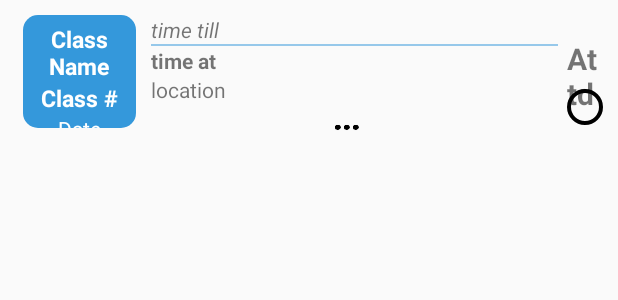
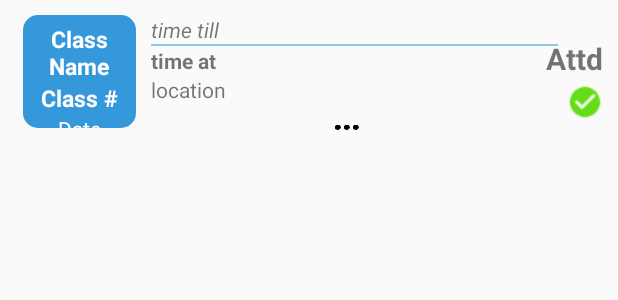
Before and after one commit to Kly4/Iuvo, an Android app: the layout row_layout.xml on its own in the app's theme, with its tools: preview values and no code run, on a phone screen of 412 x 824 dp. Shown: the top 300 px of the screen. Run offline under Robolectric (Android 15) with nearby library versions, the phone set to English and light mode, and no system bars.

Commit message:
button xml

```diff
--- a/app/src/main/java/com/iuvo/iuvo/MainActivity.java
+++ b/app/src/main/java/com/iuvo/iuvo/MainActivity.java
@@ -110,6 +110,7 @@ public class MainActivity extends ActionBarActivity {
                 attendance = (TextView) convertView.findViewById(R.id.attendance);
                 Event item = realmResults.get(position);
                 checkbox.setTag(item);
+                checkbox.setChecked(item.isCheckState());
             }
         }
 
@@ -135,8 +136,12 @@ public class MainActivity extends ActionBarActivity {
                         Event item = (Event) button.getTag();
                         if(isChecked){
                             item.setNumAttendees(item.getNumAttendees() + 1);
+                            item.setCheckState(true);
                         }
-                        else item.setNumAttendees(item.getNumAttendees() - 1);
+                        else {
+                            item.setNumAttendees(item.getNumAttendees() - 1);
+                            item.setCheckState(false);
+                        }
                         realm.commitTransaction();
                        notifyDataSetChanged();
                     }
--- a/app/src/main/java/com/iuvo/iuvo/schemas/Event.java
+++ b/app/src/main/java/com/iuvo/iuvo/schemas/Event.java
@@ -1,7 +1,4 @@
 package com.iuvo.iuvo.schemas;
-
-import org.json.JSONException;
-import org.json.JSONObject;
 
 import io.realm.RealmObject;
 
@@ -13,6 +10,11 @@ public class Event extends RealmObject {
     private String title;
     private String description;
     private int numAttendees;
+    private boolean checkState;
+
+    public boolean isCheckState() { return checkState; }
+
+    public void setCheckState(boolean checkState) { this.checkState = checkState; }
 
     public Course getCourse() {
         return course;
--- a/app/src/main/res/layout/row_layout.xml
+++ b/app/src/main/res/layout/row_layout.xml
@@ -67,23 +67,21 @@
 
     </LinearLayout>
 
-        <RelativeLayout
-            android:layout_width="wrap_content"
-            android:layout_height="wrap_content">
             <CheckBox
-                android:layout_width="wrap_content"
-                android:layout_height="wrap_content"
+                android:layout_width="24dp"
+                android:layout_height="24dp"
                 android:tag=""
                 android:id="@+id/button"
                 android:layout_marginRight="10sp"
-                android:checked="false"
+                android:checked="true"
                 android:button="@android:color/transparent"
                 android:background="@drawable/checkbutton"
-                android:layout_alignParentTop="true"
+                android:layout_alignParentTop="false"
                 android:layout_alignParentEnd="true"
-                android:layout_marginTop="49dp"
                 android:clickable="true"
-                android:layout_alignParentBottom="false" />
+                android:layout_alignParentBottom="false"
+                android:layout_alignBottom="@+id/midblock"
+                android:layout_marginBottom="15dp" />
 
             <TextView
                 android:layout_width="wrap_content"
@@ -93,13 +91,12 @@
                 android:id="@+id/attendance"
                 android:layout_alignParentEnd="false"
                 android:layout_marginRight="10sp"
-                android:layout_alignStart="@+id/button"
                 android:textSize="20sp"
                 android:textStyle="bold"
                 android:textAlignment="center"
                 android:layout_alignParentTop="true"
-                android:layout_marginTop="15sp" />
-            </RelativeLayout>
+                android:layout_marginTop="15sp"
+                android:layout_alignParentRight="true" />
 
 
 
```
